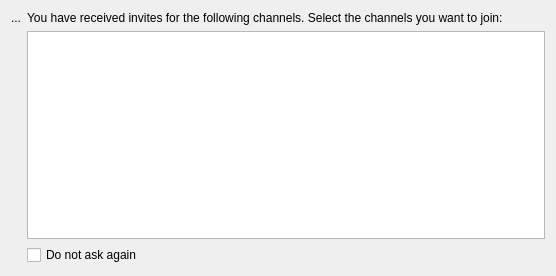
KDE/konversation, file src/irc/invitedialog.ui: the form before one commit.
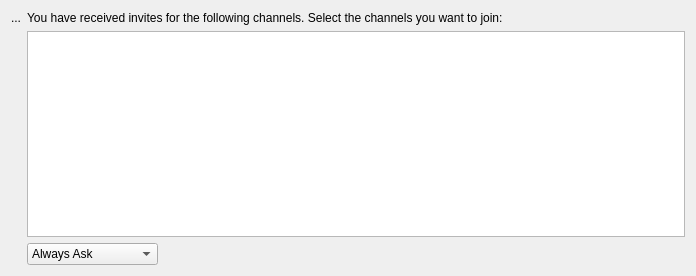
The form after the commit.

Commit message: Broke Layout of invitedialog Removed QCheckBox added a horizontal space and QComboBox Added QComboBox items

Diff of the .ui file:
```diff
--- a/src/irc/invitedialog.ui
+++ b/src/irc/invitedialog.ui
@@ -6,12 +6,12 @@
    <rect>
     <x>0</x>
     <y>0</y>
-    <width>556</width>
+    <width>696</width>
     <height>276</height>
    </rect>
   </property>
   <layout class="QGridLayout" name="gridLayout">
-   <item row="0" column="0" rowspan="2">
+   <item row="0" column="0">
     <widget class="QLabel" name="m_iconLabel">
      <property name="sizePolicy">
       <sizepolicy hsizetype="Maximum" vsizetype="Preferred">
@@ -27,23 +27,51 @@
      </property>
     </widget>
    </item>
-   <item row="0" column="1">
+   <item row="0" column="1" colspan="2">
     <widget class="QLabel" name="m_textLabel">
      <property name="text">
       <string>You have received invites for the following channels. Select the channels you want to join:</string>
      </property>
     </widget>
    </item>
-   <item row="1" column="1">
+   <item row="1" column="1" colspan="2">
     <widget class="QTreeView" name="m_channelView"/>
    </item>
    <item row="2" column="1">
-    <widget class="QCheckBox" name="m_showAgainCheck">
-     <property name="text">
-      <string>Do not ask again</string>
-     </property>
+    <widget class="QComboBox" name="m_joinPreferences">
+     <item>
+      <property name="text">
+       <string>Always Ask</string>
+      </property>
+     </item>
+     <item>
+      <property name="text">
+       <string>Always Join</string>
+      </property>
+     </item>
+     <item>
+      <property name="text">
+       <string>Always Ignore</string>
+      </property>
+     </item>
     </widget>
    </item>
+   <item row="2" column="2">
+    <spacer name="horizontalSpacer">
+     <property name="orientation">
+      <enum>Qt::Horizontal</enum>
+     </property>
+     <property name="sizeType">
+      <enum>QSizePolicy::Preferred</enum>
+     </property>
+     <property name="sizeHint" stdset="0">
+      <size>
+       <width>521</width>
+       <height>20</height>
+      </size>
+     </property>
+    </spacer>
+   </item>
   </layout>
  </widget>
  <resources/>
```
